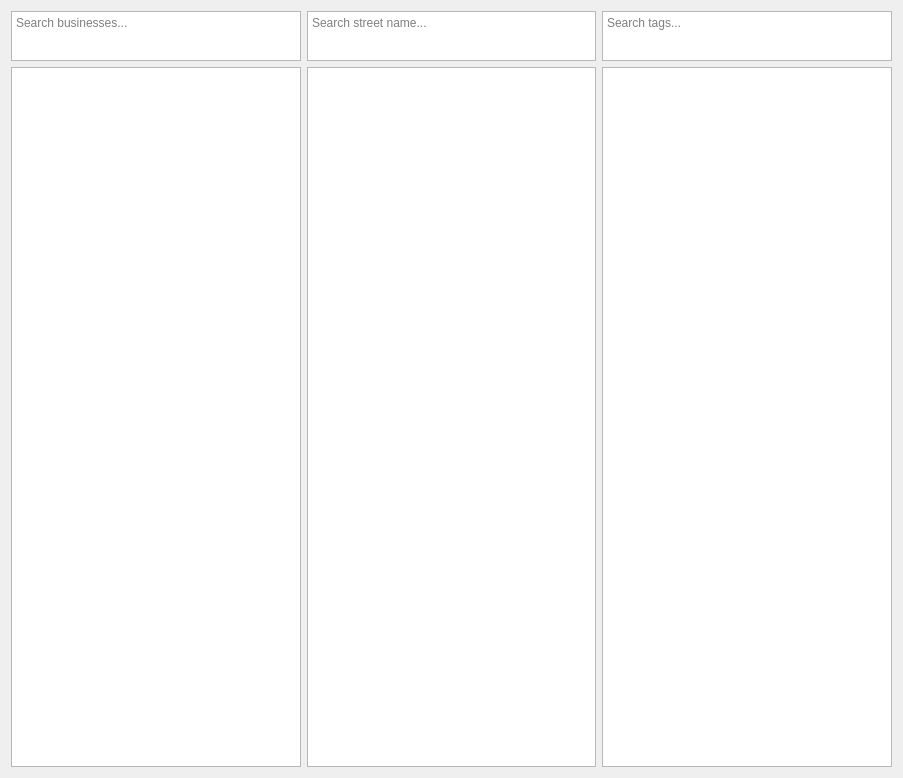
The window that ui/tagManagerDialog.ui (infoPh83/happyTag) describes before a commit, drawn with Qt 5.
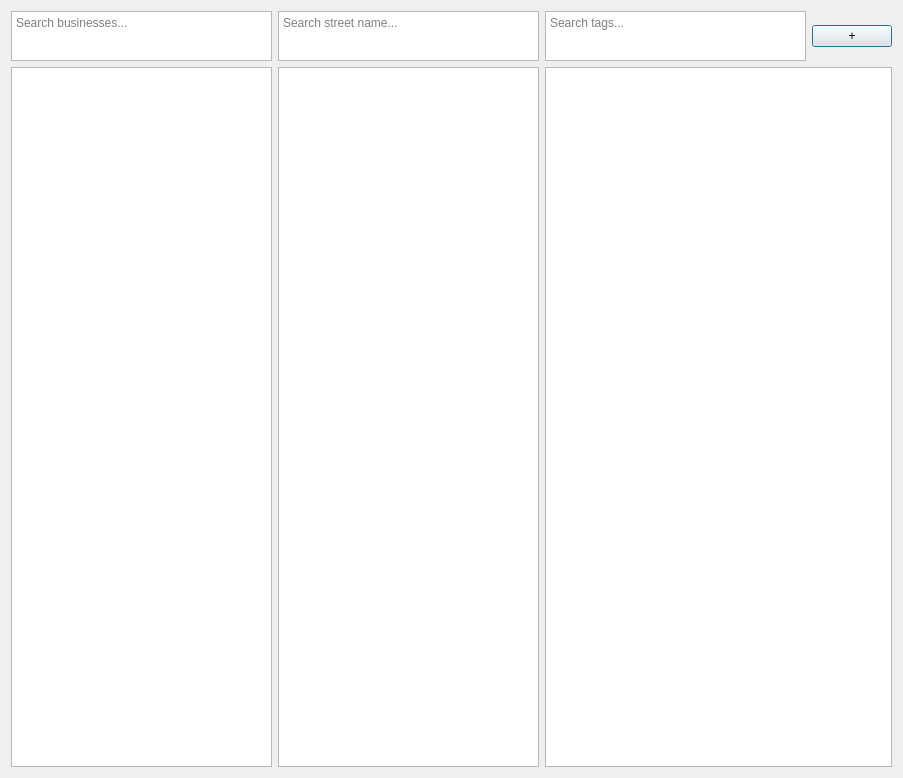
The same window after the commit.

What changed in the file:
```diff
--- a/ui/tagManagerDialog.ui
+++ b/ui/tagManagerDialog.ui
@@ -15,7 +15,14 @@
   </property>
   <layout class="QVBoxLayout" name="verticalLayout">
    <item>
-    <layout class="QGridLayout" name="gridLayout" rowstretch="0,1">
+    <layout class="QGridLayout" name="gridLayout" rowstretch="0,0" columnstretch="1,1,1,0">
+     <item row="1" column="2" colspan="2">
+      <widget class="QListWidget" name="tagsList">
+       <property name="sortingEnabled">
+        <bool>true</bool>
+       </property>
+      </widget>
+     </item>
      <item row="0" column="1">
       <widget class="QPlainTextEdit" name="streetInput">
        <property name="sizePolicy">
@@ -35,39 +42,6 @@
        </property>
       </widget>
      </item>
-     <item row="1" column="0">
-      <widget class="QListWidget" name="businessList">
-       <property name="sortingEnabled">
-        <bool>true</bool>
-       </property>
-      </widget>
-     </item>
-     <item row="1" column="2">
-      <widget class="QListWidget" name="tagsList">
-       <property name="sortingEnabled">
-        <bool>true</bool>
-       </property>
-      </widget>
-     </item>
-     <item row="0" column="0">
-      <widget class="QPlainTextEdit" name="businessInput">
-       <property name="sizePolicy">
-        <sizepolicy hsizetype="Expanding" vsizetype="Fixed">
-         <horstretch>0</horstretch>
-         <verstretch>0</verstretch>
-        </sizepolicy>
-       </property>
-       <property name="maximumSize">
-        <size>
-         <width>16777215</width>
-         <height>50</height>
-        </size>
-       </property>
-       <property name="placeholderText">
-        <string>Search businesses...</string>
-       </property>
-      </widget>
-     </item>
      <item row="0" column="2">
       <widget class="QPlainTextEdit" name="tagsInput">
        <property name="sizePolicy">
@@ -94,6 +68,45 @@
        </property>
       </widget>
      </item>
+     <item row="1" column="0">
+      <widget class="QListWidget" name="businessList">
+       <property name="sortingEnabled">
+        <bool>true</bool>
+       </property>
+      </widget>
+     </item>
+     <item row="0" column="0">
+      <widget class="QPlainTextEdit" name="businessInput">
+       <property name="sizePolicy">
+        <sizepolicy hsizetype="Expanding" vsizetype="Fixed">
+         <horstretch>0</horstretch>
+         <verstretch>0</verstretch>
+        </sizepolicy>
+       </property>
+       <property name="maximumSize">
+        <size>
+         <width>16777215</width>
+         <height>50</height>
+        </size>
+       </property>
+       <property name="placeholderText">
+        <string>Search businesses...</string>
+       </property>
+      </widget>
+     </item>
+     <item row="0" column="3">
+      <widget class="QPushButton" name="openAddKeywordDialogButton">
+       <property name="maximumSize">
+        <size>
+         <width>16777206</width>
+         <height>16777215</height>
+        </size>
+       </property>
+       <property name="text">
+        <string>+</string>
+       </property>
+      </widget>
+     </item>
     </layout>
    </item>
   </layout>
```
